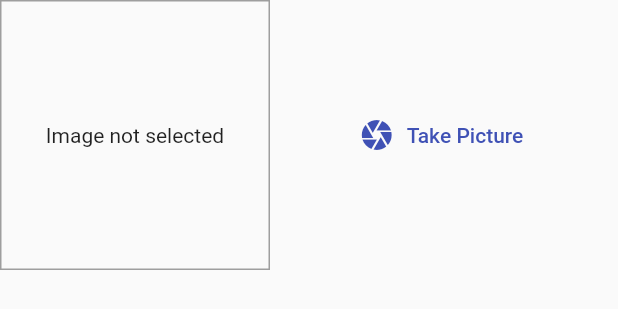
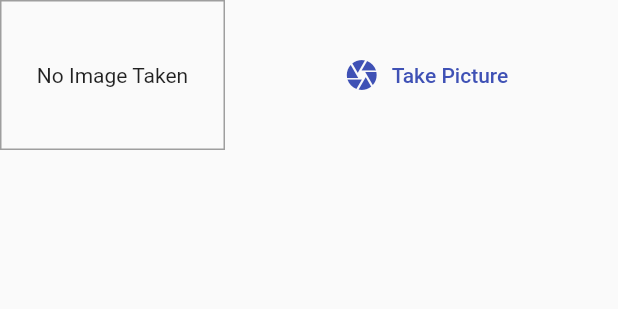
Before and after one commit to ishon19/FlutterProjects, a Flutter app: the ImageInput widget shown alone on an empty page, opened directly with empty values, after a tap on "Take Picture", on a phone screen of 412 x 824 dp. Shown: the top 309 px of the screen. Run offline on Flutter 3.47's test engine with Material 2 defaults, Android fonts, the phone set to English and light mode, and no system bars; our stand-ins replace image_picker, shared_preferences; accounts and stored records are empty.

Commit message:
Error Fixed

```diff
--- a/LocationApp/lib/widgets/image_input.dart
+++ b/LocationApp/lib/widgets/image_input.dart
@@ -1,11 +1,11 @@
+import 'dart:io';
+
 import 'package:flutter/material.dart';
-import 'dart:io';
 import 'package:image_picker/image_picker.dart';
-import 'package:path_provider/path_provider.dart' as syspath;
 import 'package:path/path.dart' as path;
+import 'package:path_provider/path_provider.dart' as syspaths;
 
 class ImageInput extends StatefulWidget {
-
   final Function onSelectImage;
 
   ImageInput(this.onSelectImage);
@@ -17,54 +17,51 @@ class ImageInput extends StatefulWidget {
 class _ImageInputState extends State<ImageInput> {
   File _storedImage;
 
-
   Future<void> _takePicture() async {
-    final imageFile =
-        await ImagePicker().getImage(source: ImageSource.camera, maxWidth: 600);
+    final imageFile = await ImagePicker.pickImage(
+      source: ImageSource.camera,
+      maxWidth: 600,
+    );
     setState(() {
-      _storedImage = File(imageFile.path);
+      _storedImage = imageFile;
     });
-
-    //directory
-    final appDirectory = await syspath.getApplicationDocumentsDirectory();
+    final appDir = await syspaths.getApplicationDocumentsDirectory();
     final fileName = path.basename(imageFile.path);
-    final savedImage = _storedImage.copy('${appDirectory.path}/$fileName');
+    final savedImage = await imageFile.copy('${appDir.path}/$fileName');
     widget.onSelectImage(savedImage);
   }
 
   @override
   Widget build(BuildContext context) {
     return Row(
-      children: [
+      children: <Widget>[
         Container(
-          width: 180,
-          height: 180,
+          width: 150,
+          height: 100,
           decoration: BoxDecoration(
-            border: Border.all(
-              width: 1,
-              color: Colors.grey,
-            ),
+            border: Border.all(width: 1, color: Colors.grey),
           ),
           child: _storedImage != null
               ? Image.file(
                   _storedImage,
+                  fit: BoxFit.cover,
                   width: double.infinity,
                 )
               : Text(
-                  'Image not selected',
+                  'No Image Taken',
                   textAlign: TextAlign.center,
                 ),
           alignment: Alignment.center,
         ),
         SizedBox(
-          height: 10,
+          width: 10,
         ),
         Expanded(
           child: FlatButton.icon(
             icon: Icon(Icons.camera),
-            onPressed: _takePicture,
             label: Text('Take Picture'),
             textColor: Theme.of(context).primaryColor,
+            onPressed: _takePicture,
           ),
         ),
       ],
```
Also changed, not shown: LocationApp/lib/main.dart (+8 -10 lines), LocationApp/lib/models/place.dart (+5 -5 lines), LocationApp/lib/providers/great_places.dart (+7 -7 lines), LocationApp/lib/screens/add_place_screen.dart (+13 -15 lines), LocationApp/lib/screens/places_list_screen.dart (+17 -13 lines), LocationApp/pubspec.lock.
